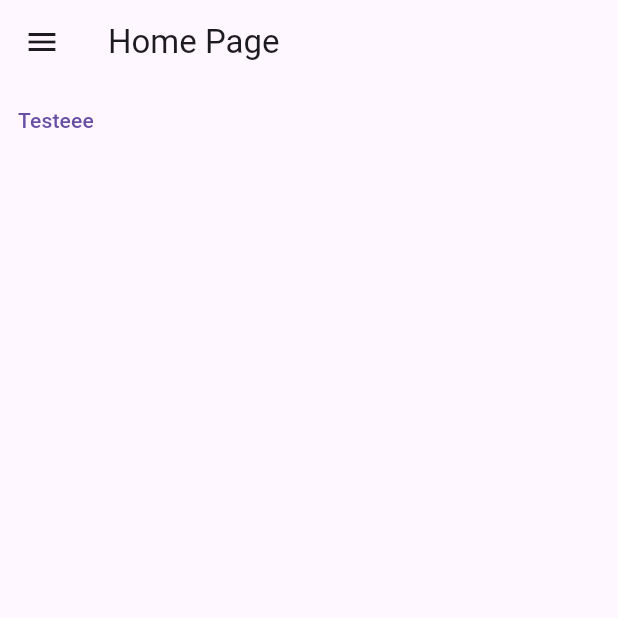
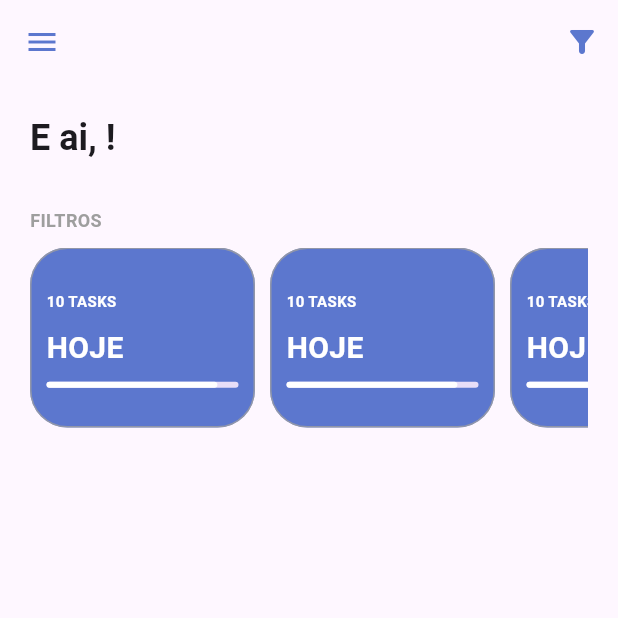
Before and after one commit to Luiz-Carlos-de-Lima/todo_list_provider, a Flutter app: the screen it shows once a user with an empty profile is signed in, on a phone screen of 412 x 824 dp, the top half of it. Run offline on Flutter 3.47's test engine with Material 3 defaults, Android fonts, the phone set to English and light mode, and no system bars; our stand-ins replace firebase_auth, firebase_core, flutter_signin_button, google_fonts, google_sign_in, nested and 3 more; missing offline and left inert: flutter_overlay_loader, validatorless; accounts and stored records are empty; Roboto replaces fonts that are missing (Mandali).

Commit message:
feat: implementação componentes do filtro, cards, seleção de filtro e saldacão ao usuario, com o nome de cadastro

```diff
--- a/lib/app/modules/home/home_page.dart
+++ b/lib/app/modules/home/home_page.dart
@@ -1,6 +1,9 @@
 import 'package:flutter/material.dart';
 import 'package:provider/provider.dart';
+import 'package:todo_list_provider/app/core/ui/theme_extension.dart';
 import 'package:todo_list_provider/app/modules/home/widgets/home_drawer.dart';
+import 'package:todo_list_provider/app/modules/home/widgets/home_filters.dart';
+import 'package:todo_list_provider/app/modules/home/widgets/home_header.dart';
 
 import '../../core/auth/auth_provider.dart';
 
@@ -11,15 +14,41 @@ class HomePage extends StatelessWidget {
   Widget build(BuildContext context) {
     return Scaffold(
       appBar: AppBar(
-        title: const Text('Home Page'),
+        iconTheme: IconThemeData(color: context.primaryColor),
+        actions: [
+          PopupMenuButton(
+            icon: Icon(Icons.filter_alt_rounded),
+            itemBuilder: (context) => [
+              PopupMenuItem(child: Text('Mostrar tarefas concluidas')),
+            ],
+          )
+        ],
+        scrolledUnderElevation: 0,
       ),
       drawer: HomeDrawer(),
-      body: Container(
-        child: TextButton(
-            onPressed: () {
-              context.read<AuthProvider>().logout();
-            },
-            child: Text('Testeee')),
+      body: LayoutBuilder(
+        builder: (context, constraints) {
+          return SingleChildScrollView(
+            child: ConstrainedBox(
+              constraints: BoxConstraints(
+                minHeight: constraints.maxHeight,
+                minWidth: constraints.maxWidth,
+              ),
+              child: Container(
+                margin: EdgeInsets.symmetric(horizontal: 20.0),
+                child: IntrinsicHeight(
+                  child: Column(
+                    crossAxisAlignment: CrossAxisAlignment.start,
+                    children: [
+                      HomeHeader(),
+                      HomeFilters(),
+                    ],
+                  ),
+                ),
+              ),
+            ),
+          );
+        },
       ),
     );
   }
--- /dev/null
+++ b/lib/app/modules/home/widgets/home_filters.dart
@@ -0,0 +1,44 @@
+import 'package:flutter/material.dart';
+import 'package:flutter/widgets.dart';
+import 'package:todo_list_provider/app/core/ui/theme_extension.dart';
+import 'package:todo_list_provider/app/modules/home/widgets/todo_card_filter.dart';
+
+class HomeFilters extends StatefulWidget {
+  const HomeFilters({super.key});
+
+  @override
+  State<HomeFilters> createState() => _HomeFiltersState();
+}
+
+class _HomeFiltersState extends State<HomeFilters> {
+  @override
+  Widget build(BuildContext context) {
+    return Column(
+      crossAxisAlignment: CrossAxisAlignment.start,
+      children: [
+        Padding(
+          padding: const EdgeInsets.symmetric(vertical: 10.0),
+          child: Text(
+            'FILTROS',
+            style: context.titleStyle.copyWith(
+              fontWeight: FontWeight.bold,
+            ),
+          ),
+        ),
+        SingleChildScrollView(
+          scrollDirection: Axis.horizontal,
+          child: Row(
+            children: [
+              TodoCardFilter(),
+              TodoCardFilter(),
+              TodoCardFilter(),
+              TodoCardFilter(),
+              TodoCardFilter(),
+              TodoCardFilter(),
+            ],
+          ),
+        )
+      ],
+    );
+  }
+}
--- /dev/null
+++ b/lib/app/modules/home/widgets/home_header.dart
@@ -0,0 +1,28 @@
+import 'package:flutter/material.dart';
+import 'package:provider/provider.dart';
+import 'package:todo_list_provider/app/core/ui/theme_extension.dart';
+
+import '../../../core/auth/auth_provider.dart';
+
+class HomeHeader extends StatelessWidget {
+  const HomeHeader({super.key});
+
+  @override
+  Widget build(BuildContext context) {
+    return Row(
+      children: [
+        Padding(
+          padding: const EdgeInsets.symmetric(vertical: 20.0),
+          child: Selector<AuthProvider, String>(
+              selector: (_, authProvider) => authProvider.user?.displayName ?? 'Não informado',
+              builder: (_, name, __) {
+                return Text(
+                  'E ai, $name!',
+                  style: context.textTheme.headlineSmall?.copyWith(fontWeight: FontWeight.bold),
+                );
+              }),
+        )
+      ],
+    );
+  }
+}
--- /dev/null
+++ b/lib/app/modules/home/widgets/todo_card_filter.dart
@@ -0,0 +1,57 @@
+import 'package:flutter/material.dart';
+import 'package:todo_list_provider/app/core/ui/theme_extension.dart';
+
+class TodoCardFilter extends StatelessWidget {
+  const TodoCardFilter({super.key});
+
+  @override
+  Widget build(BuildContext context) {
+    return Container(
+      margin: EdgeInsets.only(right: 10.0),
+      padding: EdgeInsets.all(10.0),
+      constraints: BoxConstraints(minHeight: 120, maxWidth: 150),
+      decoration: BoxDecoration(
+        color: context.primaryColor,
+        borderRadius: BorderRadius.circular(
+          25.0,
+        ),
+        border: Border.all(
+          width: 1,
+          color: Colors.grey.withOpacity(.8),
+        ),
+      ),
+      child: Column(
+        mainAxisAlignment: MainAxisAlignment.center,
+        crossAxisAlignment: CrossAxisAlignment.start,
+        children: [
+          Padding(
+            padding: const EdgeInsets.symmetric(vertical: 10.0),
+            child: Text(
+              '10 TASKS',
+              style: context.titleStyle.copyWith(
+                fontSize: 10,
+                color: Colors.white,
+              ),
+            ),
+          ),
+          Text(
+            'HOJE',
+            style: context.titleStyle.copyWith(
+              fontSize: 20,
+              fontWeight: FontWeight.bold,
+              color: Colors.white,
+            ),
+          ),
+          Padding(
+            padding: const EdgeInsets.symmetric(vertical: 8.0),
+            child: LinearProgressIndicator(
+              valueColor: AlwaysStoppedAnimation(Colors.white),
+              borderRadius: BorderRadius.circular(2.0),
+              value: .89,
+            ),
+          )
+        ],
+      ),
+    );
+  }
+}
```
